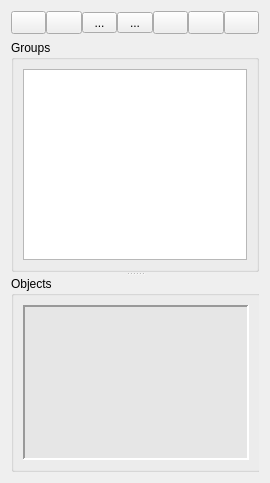
Qt form src/app/seamly2d/dialogs/groups_widget.ui (FashionFreedom/Seamly2D) before a commit.
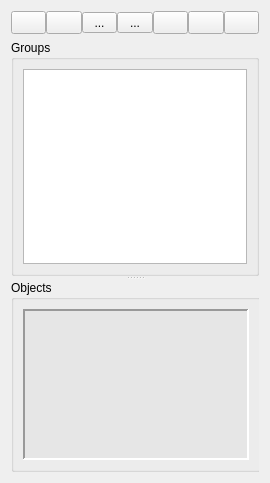
The same form after that commit. Icons and pictures are not drawn.

Commit message: allow sorting of group items

Diff of the .ui file:
```diff
--- a/src/app/seamly2d/dialogs/groups_widget.ui
+++ b/src/app/seamly2d/dialogs/groups_widget.ui
@@ -320,7 +320,7 @@
          <property name="font">
           <font>
            <family>MS Shell Dlg 2</family>
-           <pointsize>10</pointsize>
+           <pointsize>9</pointsize>
           </font>
          </property>
          <property name="toolTip">
@@ -347,6 +347,9 @@
            <height>16</height>
           </size>
          </property>
+         <property name="sortingEnabled">
+          <bool>true</bool>
+         </property>
         </widget>
        </item>
       </layout>
```
